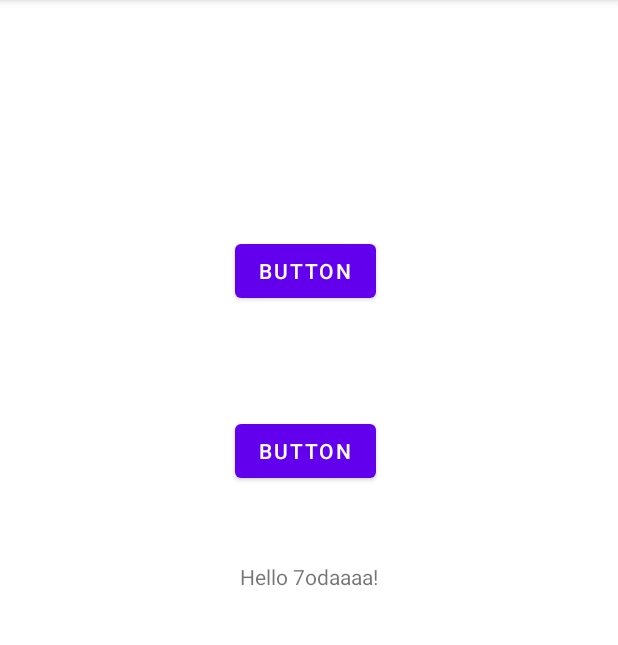
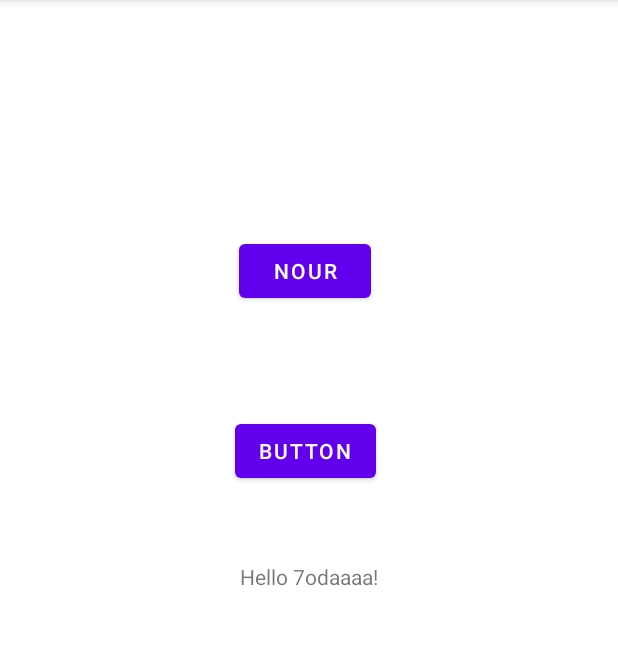
Before and after one commit to MOHAMEDMEDOHEMEDA/flash-list-app-, an Android app: the screen it shows after launch (MainActivity), on a phone screen of 412 x 824 dp, the part 84-729 px from its top. Run offline under Robolectric (Android 15) with nearby library versions, the phone set to English and light mode, and no system bars.

Commit message:
i changed the name of the button

```diff
--- a/app/src/main/res/layout/activity_main.xml
+++ b/app/src/main/res/layout/activity_main.xml
@@ -52,7 +52,7 @@
         android:layout_marginTop="152dp"
         android:layout_marginEnd="161dp"
         android:layout_marginBottom="67dp"
-        android:text="Button"
+        android:text="Nour"
         app:layout_constraintBottom_toTopOf="@+id/button2"
         app:layout_constraintEnd_toEndOf="parent"
         app:layout_constraintStart_toStartOf="parent"
```
